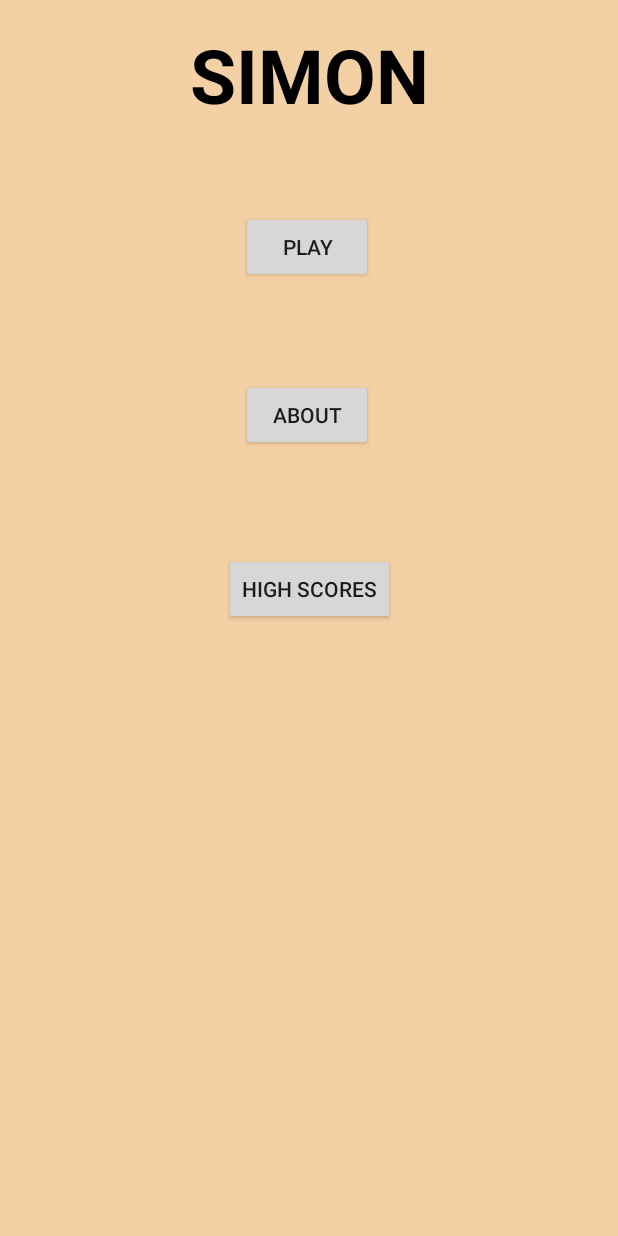
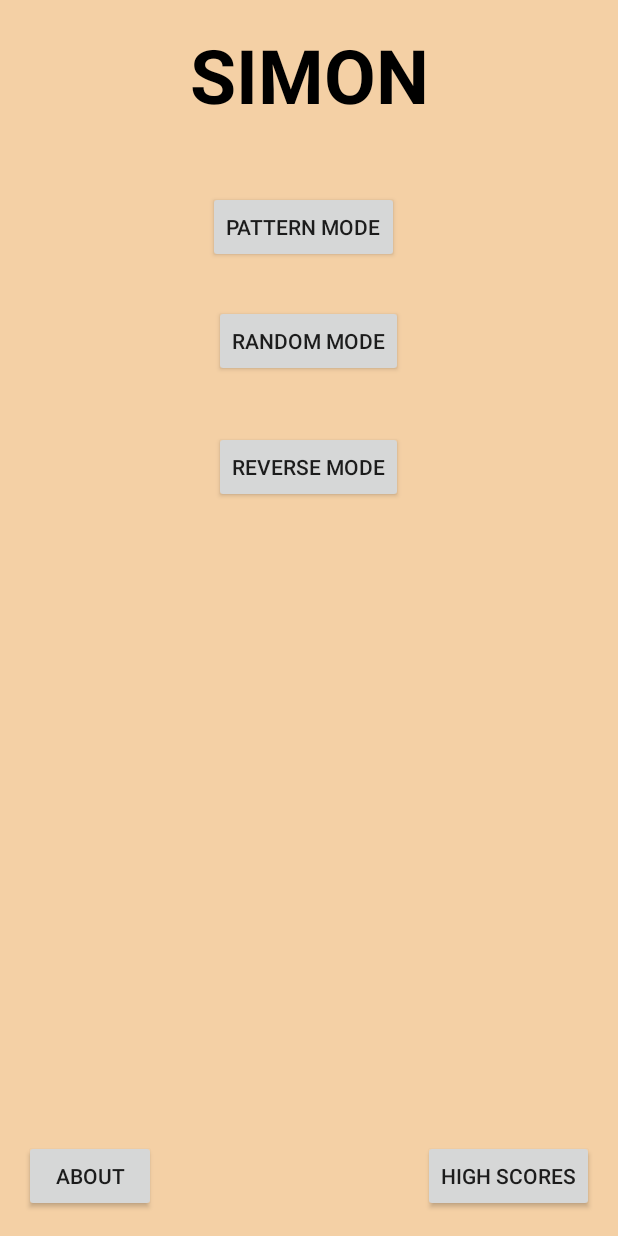
Before and after one commit to samuelbliss/SimonClone, an Android app: the layout activity_main.xml on its own in the app's theme, with its tools: preview values and no code run, on a phone screen of 412 x 824 dp. Run offline under Robolectric (Android 15) with nearby library versions, the phone set to English and light mode, and no system bars.

Commit message:
layout fix

```diff
--- a/app/src/main/res/layout/activity_main.xml
+++ b/app/src/main/res/layout/activity_main.xml
@@ -12,42 +12,66 @@
         android:layout_height="wrap_content"
         android:layout_marginTop="16dp"
         android:text="SIMON"
-        android:textStyle="bold"
         android:textColor="@android:color/black"
         android:textSize="50sp"
+        android:textStyle="bold"
         app:layout_constraintEnd_toEndOf="parent"
         app:layout_constraintStart_toStartOf="parent"
-        app:layout_constraintTop_toTopOf="parent" />
+        app:layout_constraintTop_toTopOf="parent"
+        tools:layout_editor_absoluteX="113dp"
+        tools:layout_editor_absoluteY="16dp" />
 
     <Button
-        android:id="@+id/play_button"
+        android:id="@+id/pattern_button"
         android:layout_width="wrap_content"
         android:layout_height="wrap_content"
-        android:layout_marginStart="34dp"
-        android:layout_marginTop="57dp"
-        android:text="Play"
+        android:layout_marginStart="12dp"
+        android:layout_marginTop="44dp"
+        android:text="Pattern Mode"
         app:layout_constraintStart_toStartOf="@+id/simon_textView"
         app:layout_constraintTop_toBottomOf="@+id/simon_textView" />
+
+    <Button
+        android:id="@+id/random_button"
+        android:layout_width="wrap_content"
+        android:layout_height="wrap_content"
+        android:layout_marginStart="4dp"
+        android:layout_marginTop="28dp"
+        android:text="Random Mode"
+        app:layout_constraintStart_toStartOf="@+id/pattern_button"
+        app:layout_constraintTop_toBottomOf="@+id/pattern_button" />
+
+    <Button
+        android:id="@+id/reverse_button"
+        android:layout_width="wrap_content"
+        android:layout_height="wrap_content"
+        android:layout_marginTop="36dp"
+        android:text="Reverse Mode"
+        app:layout_constraintStart_toStartOf="@+id/random_button"
+        app:layout_constraintTop_toBottomOf="@+id/random_button" />
 
     <Button
         android:id="@+id/about_button"
         android:layout_width="wrap_content"
         android:layout_height="wrap_content"
-        android:layout_marginTop="64dp"
+        android:layout_marginBottom="16dp"
+        android:layout_marginStart="16dp"
         android:text="About"
-        app:layout_constraintStart_toStartOf="@+id/play_button"
-        app:layout_constraintTop_toBottomOf="@+id/play_button" />
+        app:layout_constraintBottom_toBottomOf="parent"
+        app:layout_constraintStart_toStartOf="parent"
+        tools:layout_editor_absoluteX="16dp"
+        tools:layout_editor_absoluteY="447dp" />
 
     <Button
         android:id="@+id/scores_button"
         android:layout_width="wrap_content"
         android:layout_height="wrap_content"
-        android:layout_marginEnd="8dp"
-        android:layout_marginStart="8dp"
-        android:layout_marginTop="68dp"
+        android:layout_marginBottom="16dp"
+        android:layout_marginEnd="16dp"
         android:text="High Scores"
+        app:layout_constraintBottom_toBottomOf="parent"
         app:layout_constraintEnd_toEndOf="parent"
-        app:layout_constraintStart_toStartOf="parent"
-        app:layout_constraintTop_toBottomOf="@+id/about_button" />
+        tools:layout_editor_absoluteX="255dp"
+        tools:layout_editor_absoluteY="447dp" />
 
 </android.support.constraint.ConstraintLayout>
```
